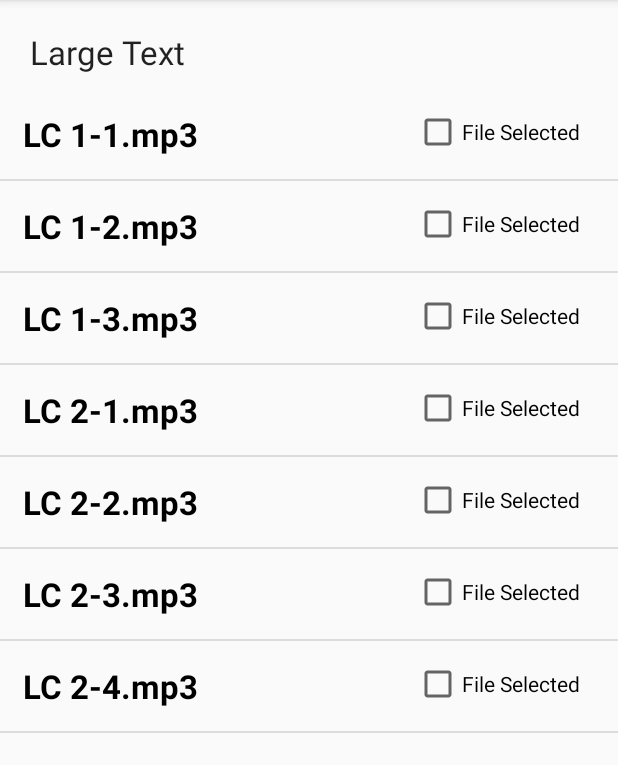
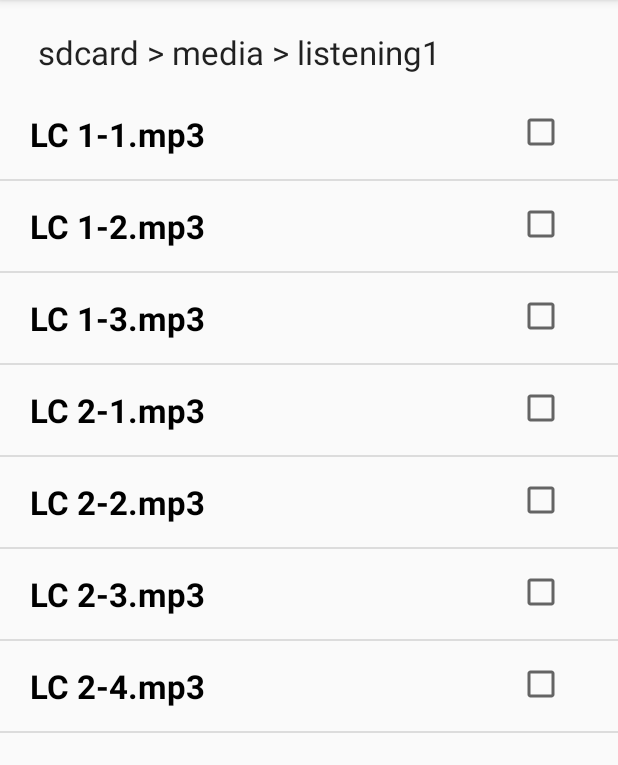
Before and after one commit to issuxark11/HCI_Project, an Android app: the FileManage screen opened directly, with no data from a screen before it, on a phone screen of 412 x 824 dp, the part 84-849 px from its top. Run offline under Robolectric (Android 15) with nearby library versions, the phone set to English and light mode, and no system bars.

Commit message:
File Manager UI change

```diff
--- a/app/src/main/res/layout/custom_item.xml
+++ b/app/src/main/res/layout/custom_item.xml
@@ -9,17 +9,16 @@
         android:id="@+id/item_text"
         android:layout_width="fill_parent"
         android:layout_height="wrap_content"
-        android:layout_marginLeft="15dp"
+        android:layout_marginLeft="20dp"
         android:layout_marginBottom="15dp"
         android:layout_marginTop="15dp"
         style="@style/ListStyle"/>
 
     <CheckBox
         android:id="@+id/checkBox"
-        android:text="File Selected"
         android:layout_width="wrap_content"
         android:layout_height="wrap_content"
-        android:layout_marginRight="25dp"
+        android:layout_marginRight="35dp"
         android:layout_alignBottom="@+id/item_text"
         android:layout_alignParentRight="true"
         android:layout_alignParentEnd="true" />
--- a/app/src/main/res/layout/file_manage.xml
+++ b/app/src/main/res/layout/file_manage.xml
@@ -8,13 +8,13 @@
 
     <TextView
         android:id="@+id/textView"
+        android:text="sdcard > media > listening1"
         android:layout_width="wrap_content"
         android:layout_height="wrap_content"
         android:layout_marginTop="20dp"
         android:layout_marginBottom="10dp"
-        android:layout_marginLeft="20dp"
-        android:textAppearance="?android:attr/textAppearanceLarge"
-        android:text="Large Text" />
+        android:layout_marginLeft="25dp"
+        android:textAppearance="?android:attr/textAppearanceLarge" />
 
     <ListView
         android:id="@+id/listView"
```
